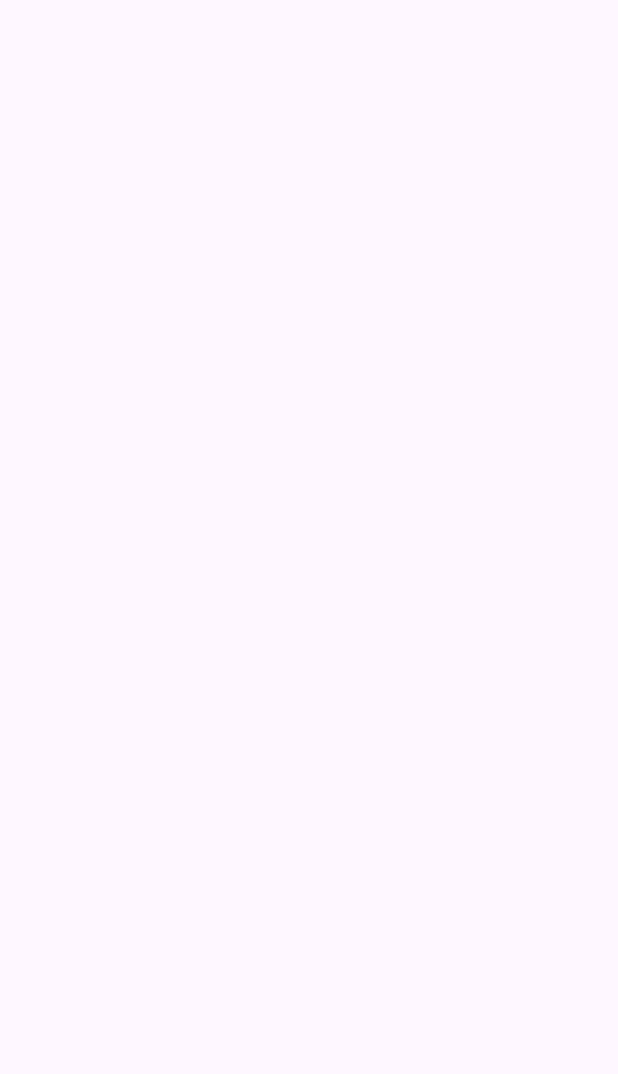
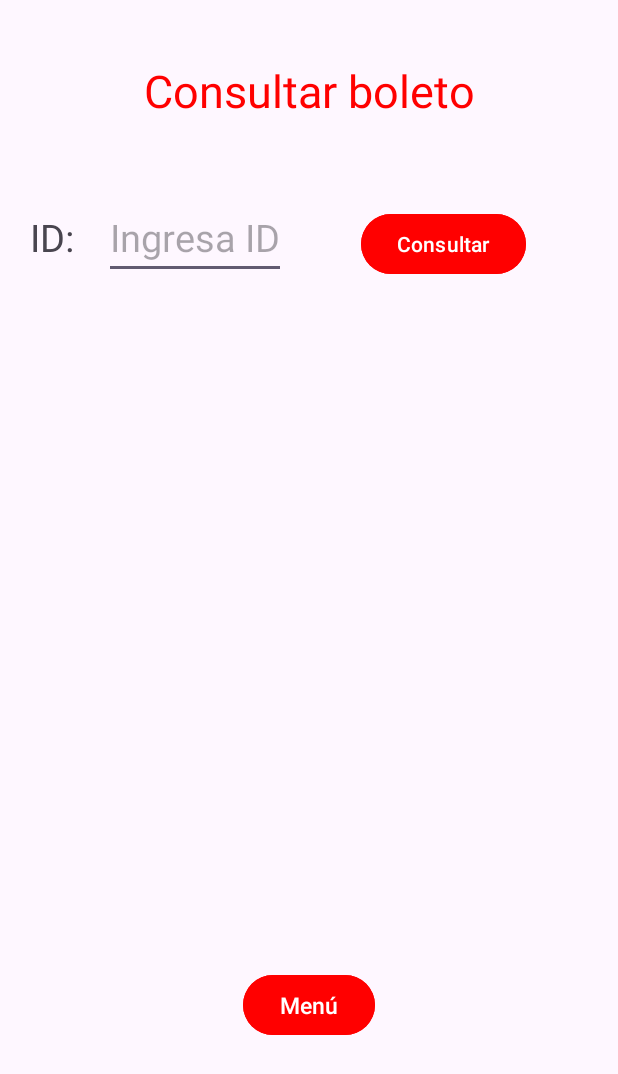
Before and after one commit to KarenRodea7/ADO_KR, an Android app: the Consulta screen opened directly, with no data from a screen before it, on a phone screen of 412 x 824 dp. Before the commit the part shown is empty. Shown: the top 1074 px of the screen. Run offline under Robolectric (Android 15) with nearby library versions, the phone set to English and light mode, and no system bars.

Commit message:
Otro commit

```diff
--- a/app/src/main/java/com/example/ado_kr/Consulta.java
+++ b/app/src/main/java/com/example/ado_kr/Consulta.java
@@ -1,6 +1,15 @@
 package com.example.ado_kr;
 
+import android.content.Intent;
+import android.database.Cursor;
+import android.database.sqlite.SQLiteDatabase;
 import android.os.Bundle;
+import android.view.View;
+import android.widget.Button;
+import android.widget.EditText;
+import android.widget.Spinner;
+import android.widget.TextView;
+import android.widget.Toast;
 
 import androidx.activity.EdgeToEdge;
 import androidx.appcompat.app.AppCompatActivity;
@@ -10,10 +19,61 @@ import androidx.core.view.WindowInsetsCompat;
 
 public class Consulta extends AppCompatActivity {
 
+    TextView Consul;
+    Button Menu, consulta;
+    EditText Id;
+
+    String idbol;
+
     @Override
     protected void onCreate(Bundle savedInstanceState) {
         super.onCreate(savedInstanceState);
         setContentView(R.layout.activity_consulta);
 
+        Id = findViewById(R.id.ID);
+        Menu = findViewById(R.id.Menu);
+        consulta = findViewById(R.id.Consulta);
+        Consul = findViewById(R.id.Consul);
+
+        consulta.setOnClickListener(new View.OnClickListener() {
+            @Override
+            public void onClick(View v) {
+                idbol = String.valueOf(Integer.parseInt(Id.getText().toString()));
+                String response = Consultar();
+                String[] res = response.split("&");
+                if(res[0].equals("success"))
+                    Consul.setText(res[1]);
+                else
+                    Consul.setText(res[1]);
+            }
+        });
+
+
+
+        Menu.setOnClickListener(new View.OnClickListener() {
+            @Override
+            public void onClick(View v) {
+                Intent i = new Intent(getApplicationContext(), Menu.class);
+                startActivity(i);
+            }
+        });
+
+    }
+
+    private String Consultar() {
+        ClaseBD admin = new ClaseBD(getApplicationContext(),"BoletosADO",null,1);
+        SQLiteDatabase reader = admin.getReadableDatabase();
+        try {
+            Cursor cursor = reader.rawQuery("Select * from boletos where idBoleto = ?",new String[]{idbol});
+            String response = "Datos del Boleto \n\n";
+
+            while(cursor.moveToNext()) {
+                response +=  "ID: "+cursor.getString(0)+"\nOrigen: "+cursor.getString(1)+"\nDestino: "+cursor.getString(2)+"\nFecha: "+cursor.getString(3)+"\nHora: "+cursor.getString(4)+"\nTotal: "+cursor.getString(5)+"\nFecha de Registro: "+cursor.getString(6);
+            }
+            cursor.close();
+            return "success&"+response;
+        }catch (Exception e){
+            return "error&"+e.getMessage();
+        }
     }
 }
--- a/app/src/main/res/layout/activity_consulta.xml
+++ b/app/src/main/res/layout/activity_consulta.xml
@@ -1,5 +1,5 @@
 <?xml version="1.0" encoding="utf-8"?>
-<androidx.constraintlayout.widget.ConstraintLayout xmlns:android="http://schemas.android.com/apk/res/android"
+<RelativeLayout xmlns:android="http://schemas.android.com/apk/res/android"
     xmlns:app="http://schemas.android.com/apk/res-auto"
     xmlns:tools="http://schemas.android.com/tools"
     android:id="@+id/main"
@@ -7,4 +7,74 @@
     android:layout_height="match_parent"
     tools:context=".Consulta">
 
-</androidx.constraintlayout.widget.ConstraintLayout>
+    <LinearLayout
+        android:layout_width="match_parent"
+        android:layout_height="match_parent"
+        android:orientation="vertical"
+        android:layout_marginLeft="20dp"
+        android:layout_marginRight="20dp"
+        android:layout_marginTop="40dp">
+
+        <TextView
+            android:layout_width="match_parent"
+            android:layout_height="wrap_content"
+            android:text="Consultar boleto"
+            android:textSize="30dp"
+            android:gravity="center"
+            android:textColor="#FF0000"/>
+
+        <LinearLayout
+            android:layout_width="wrap_content"
+            android:layout_height="wrap_content"
+            android:layout_marginTop="50dp"
+            android:orientation="horizontal">
+            <TextView
+                android:layout_width="wrap_content"
+                android:layout_height="wrap_content"
+                android:layout_marginRight="20dp"
+                android:text="ID:"
+                android:textSize="25dp"/>
+            <EditText
+                android:layout_width="wrap_content"
+                android:layout_height="wrap_content"
+                android:id="@+id/ID"
+                android:textSize="25dp"
+                android:hint="Ingresa ID"/>
+            <Button
+                android:layout_width="wrap_content"
+                android:layout_height="wrap_content"
+                android:id="@+id/Consulta"
+                android:layout_marginLeft="50dp"
+                android:backgroundTint="#FF0000"
+                android:text="Consultar"/>
+        </LinearLayout>
+        <LinearLayout
+            android:layout_width="match_parent"
+            android:layout_height="400dp"
+            android:layout_marginTop="30dp"
+            android:orientation="horizontal">
+            <TextView
+                android:layout_width="wrap_content"
+                android:layout_height="wrap_content"
+                android:id="@+id/Consul"
+                android:textSize="25dp"/>
+        </LinearLayout>
+        <LinearLayout
+            android:layout_width="match_parent"
+            android:layout_height="wrap_content"
+            android:layout_marginTop="30dp"
+            android:orientation="horizontal"
+            android:gravity="center">
+            <Button
+                android:layout_width="wrap_content"
+                android:layout_height="wrap_content"
+                android:id="@+id/Menu"
+                android:text="Menú"
+                android:backgroundTint="#FF0000"
+                android:textSize="15dp"/>
+        </LinearLayout>
+
+
+    </LinearLayout>
+
+</RelativeLayout>
--- a/app/src/main/res/layout/activity_venta.xml
+++ b/app/src/main/res/layout/activity_venta.xml
@@ -89,7 +89,7 @@
                 android:layout_width="100dp"
                 android:layout_height="wrap_content"
                 android:id="@+id/Fecha"
-                android:layout_marginRight="20dp"
+                android:layout_marginRight="10dp"
                 android:inputType="date"
                 android:textSize="25dp"/>
             <Button
@@ -157,7 +157,7 @@
                 android:layout_height="wrap_content"
                 android:layout_marginRight="70dp"
                 android:id="@+id/Cancelar"
-                android:text="Cancelar"
+                android:text="Regresar"
                 android:backgroundTint="#FF0000"
                 android:textSize="15dp"/>
             <Button
```
Also changed, not shown: app/src/main/java/com/example/ado_kr/Venta.java (+11 -0 lines).
